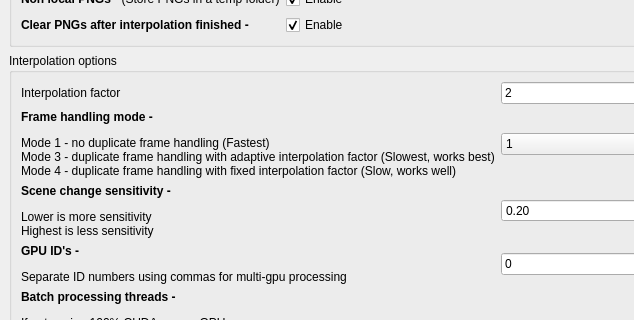
Above: main_gui.ui from HeylonNHP/RIFE-Colab before the change; both pictures show x 0 to 634 and y 157 to 477 of the 822 by 921 pixel window. Below: the same form after it.
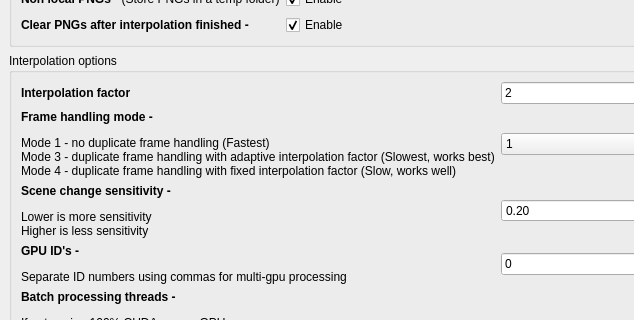
That is the form after the change.

What changed in the file:
```diff
--- a/main_gui.ui
+++ b/main_gui.ui
@@ -157,7 +157,7 @@
        <item row="2" column="0">
         <widget class="QLabel" name="label_5">
          <property name="text">
-          <string>&lt;html&gt;&lt;head/&gt;&lt;body&gt;&lt;p&gt;&lt;span style=&quot; font-weight:600;&quot;&gt;Scene change sensitivity -&lt;/span&gt;&lt;/p&gt;&lt;p&gt;Lower is more sensitivity&lt;br/&gt;Highest is less sensitivity&lt;/p&gt;&lt;/body&gt;&lt;/html&gt;</string>
+          <string>&lt;html&gt;&lt;head/&gt;&lt;body&gt;&lt;p&gt;&lt;span style=&quot; font-weight:600;&quot;&gt;Scene change sensitivity -&lt;/span&gt;&lt;/p&gt;&lt;p&gt;Lower is more sensitivity&lt;br/&gt;Higher is less sensitivity&lt;/p&gt;&lt;/body&gt;&lt;/html&gt;</string>
          </property>
         </widget>
        </item>
@@ -217,7 +217,7 @@
        <item row="0" column="0">
         <widget class="QLabel" name="label_3">
          <property name="text">
-          <string>Interpolation factor</string>
+          <string>&lt;html&gt;&lt;head/&gt;&lt;body&gt;&lt;p&gt;&lt;span style=&quot; font-weight:600;&quot;&gt;Interpolation factor&lt;/span&gt;&lt;/p&gt;&lt;/body&gt;&lt;/html&gt;</string>
          </property>
         </widget>
        </item>
```
Left out of the diff: 2 changed lines with no effect on the pictures.
